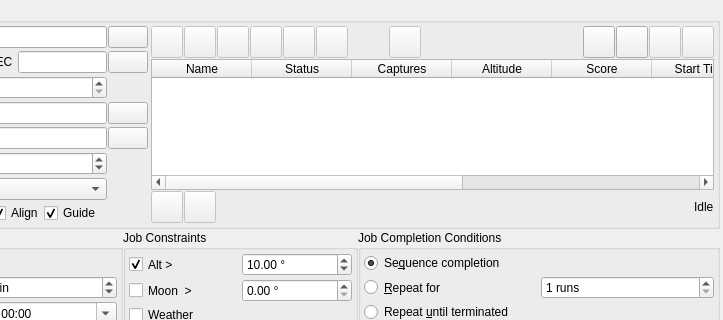
Andre87osx/AstroPi-system, file kstars-astropi/kstars/ekos/scheduler/scheduler.ui: the form before one commit; both pictures show x 202 to 925 and y 0 to 320 of the 925 by 432 pixel window.
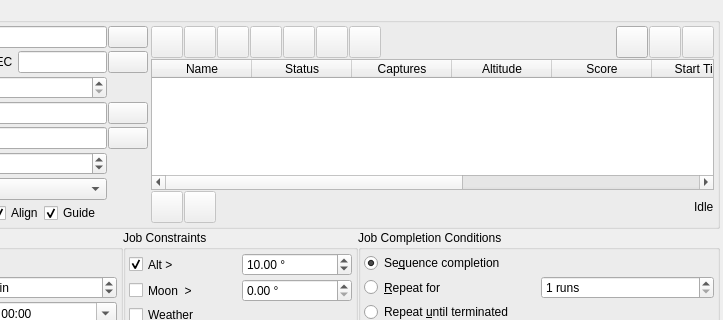
The form after the commit. Icons and pictures are not drawn. Custom widgets are drawn as their Qt base class.

```diff
--- a/kstars-astropi/kstars/ekos/scheduler/scheduler.ui
+++ b/kstars-astropi/kstars/ekos/scheduler/scheduler.ui
@@ -830,22 +830,6 @@
             </property>
            </widget>
           </item>
-          <item>
-           <spacer name="horizontalSpacer_3">
-            <property name="orientation">
-             <enum>Qt::Horizontal</enum>
-            </property>
-            <property name="sizeType">
-             <enum>QSizePolicy::Preferred</enum>
-            </property>
-            <property name="sizeHint" stdset="0">
-             <size>
-              <width>40</width>
-              <height>20</height>
-             </size>
-            </property>
-           </spacer>
-          </item>
           <item>
            <widget class="QPushButton" name="mosaicB">
             <property name="enabled">
@@ -882,9 +866,6 @@
             <property name="orientation">
              <enum>Qt::Horizontal</enum>
             </property>
-            <property name="sizeType">
-             <enum>QSizePolicy::Expanding</enum>
-            </property>
             <property name="sizeHint" stdset="0">
              <size>
               <width>40</width>
@@ -893,40 +874,6 @@
             </property>
            </spacer>
           </item>
-          <item>
-           <widget class="QPushButton" name="queueAppendB">
-            <property name="enabled">
-             <bool>true</bool>
-            </property>
-            <property name="sizePolicy">
-             <sizepolicy hsizetype="Fixed" vsizetype="Fixed">
-              <horstretch>0</horstretch>
-              <verstretch>0</verstretch>
-             </sizepolicy>
-            </property>
-            <property name="minimumSize">
-             <size>
-              <width>32</width>
-              <height>32</height>
-             </size>
-            </property>
-            <property name="maximumSize">
-             <size>
-              <width>32</width>
-              <height>32</height>
-             </size>
-            </property>
-            <property name="toolTip">
-             <string>&lt;html&gt;&lt;head/&gt;&lt;body&gt;&lt;p align=&quot;justify&quot;&gt;Load schedule from file and append jobs to queue.&lt;/p&gt;&lt;/body&gt;&lt;/html&gt;</string>
-            </property>
-            <property name="statusTip">
-             <string/>
-            </property>
-            <property name="text">
-             <string/>
-            </property>
-           </widget>
-          </item>
           <item>
            <widget class="QPushButton" name="queueLoadB">
             <property name="enabled">
```
Left out of the diff: 4 changed lines with no effect on the pictures.
